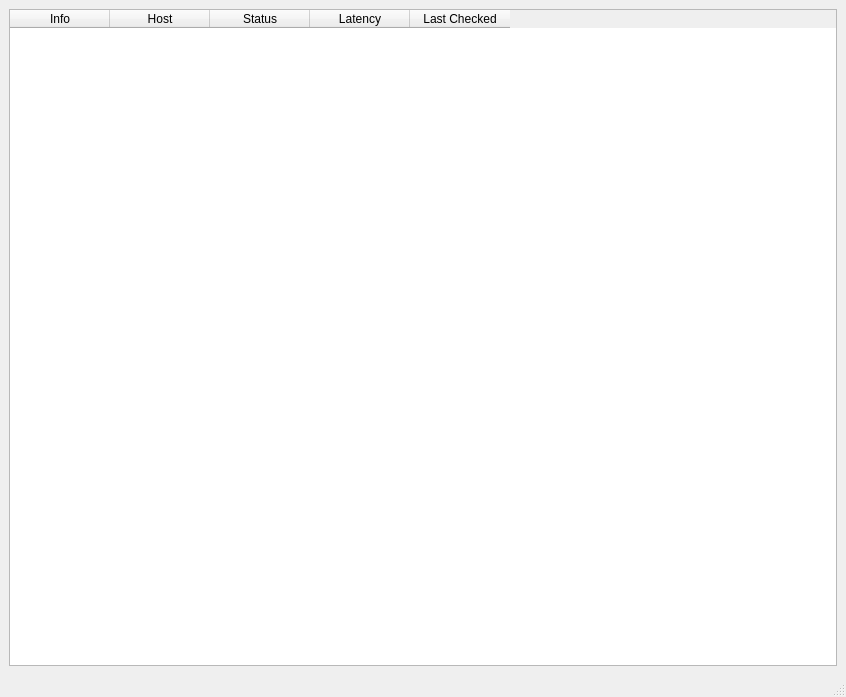
Qt form gui/MainWindow.ui (xzbey/Port-checker) before a commit.
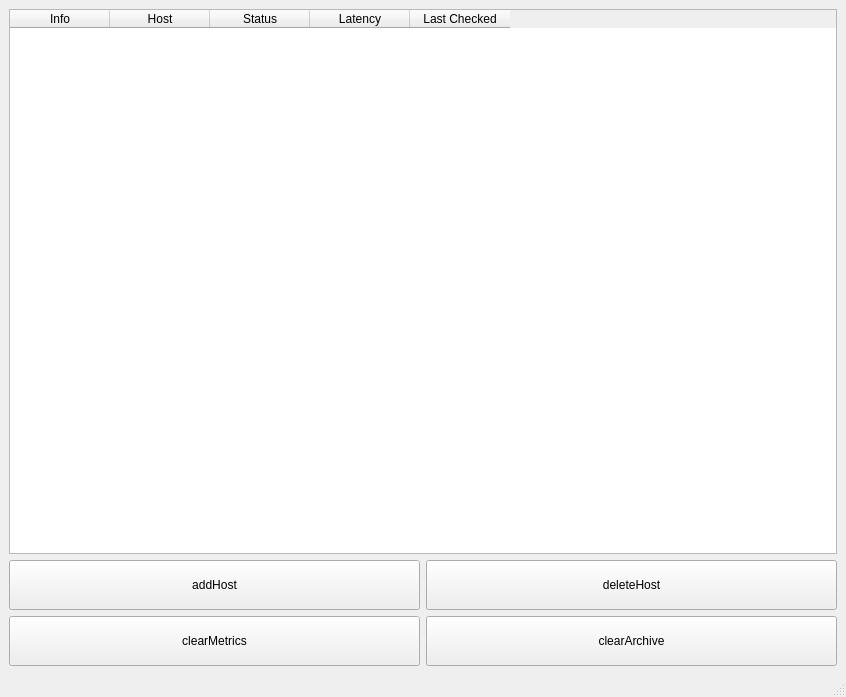
The same form after that commit.

The edit to the form file:
```diff
--- a/gui/MainWindow.ui
+++ b/gui/MainWindow.ui
@@ -14,8 +14,21 @@
    <string>MainWindow</string>
   </property>
   <widget class="QWidget" name="centralwidget">
-   <layout class="QHBoxLayout" name="horizontalLayout">
-    <item>
+   <layout class="QGridLayout" name="gridLayout">
+    <item row="1" column="0">
+     <widget class="QPushButton" name="addHost">
+      <property name="minimumSize">
+       <size>
+        <width>100</width>
+        <height>50</height>
+       </size>
+      </property>
+      <property name="text">
+       <string>addHost</string>
+      </property>
+     </widget>
+    </item>
+    <item row="0" column="0" colspan="2">
      <widget class="QTableWidget" name="InfoTable">
       <property name="sizePolicy">
        <sizepolicy hsizetype="Expanding" vsizetype="Expanding">
@@ -59,6 +72,45 @@
       </column>
      </widget>
     </item>
+    <item row="1" column="1">
+     <widget class="QPushButton" name="deleteHost">
+      <property name="minimumSize">
+       <size>
+        <width>100</width>
+        <height>50</height>
+       </size>
+      </property>
+      <property name="text">
+       <string>deleteHost</string>
+      </property>
+     </widget>
+    </item>
+    <item row="2" column="0">
+     <widget class="QPushButton" name="clearMetrics">
+      <property name="minimumSize">
+       <size>
+        <width>100</width>
+        <height>50</height>
+       </size>
+      </property>
+      <property name="text">
+       <string>clearMetrics</string>
+      </property>
+     </widget>
+    </item>
+    <item row="2" column="1">
+     <widget class="QPushButton" name="clearArchive">
+      <property name="minimumSize">
+       <size>
+        <width>100</width>
+        <height>50</height>
+       </size>
+      </property>
+      <property name="text">
+       <string>clearArchive</string>
+      </property>
+     </widget>
+    </item>
    </layout>
   </widget>
   <widget class="QMenuBar" name="menubar">
```
Left out of the diff: 6 changed lines with no effect on the pictures.
